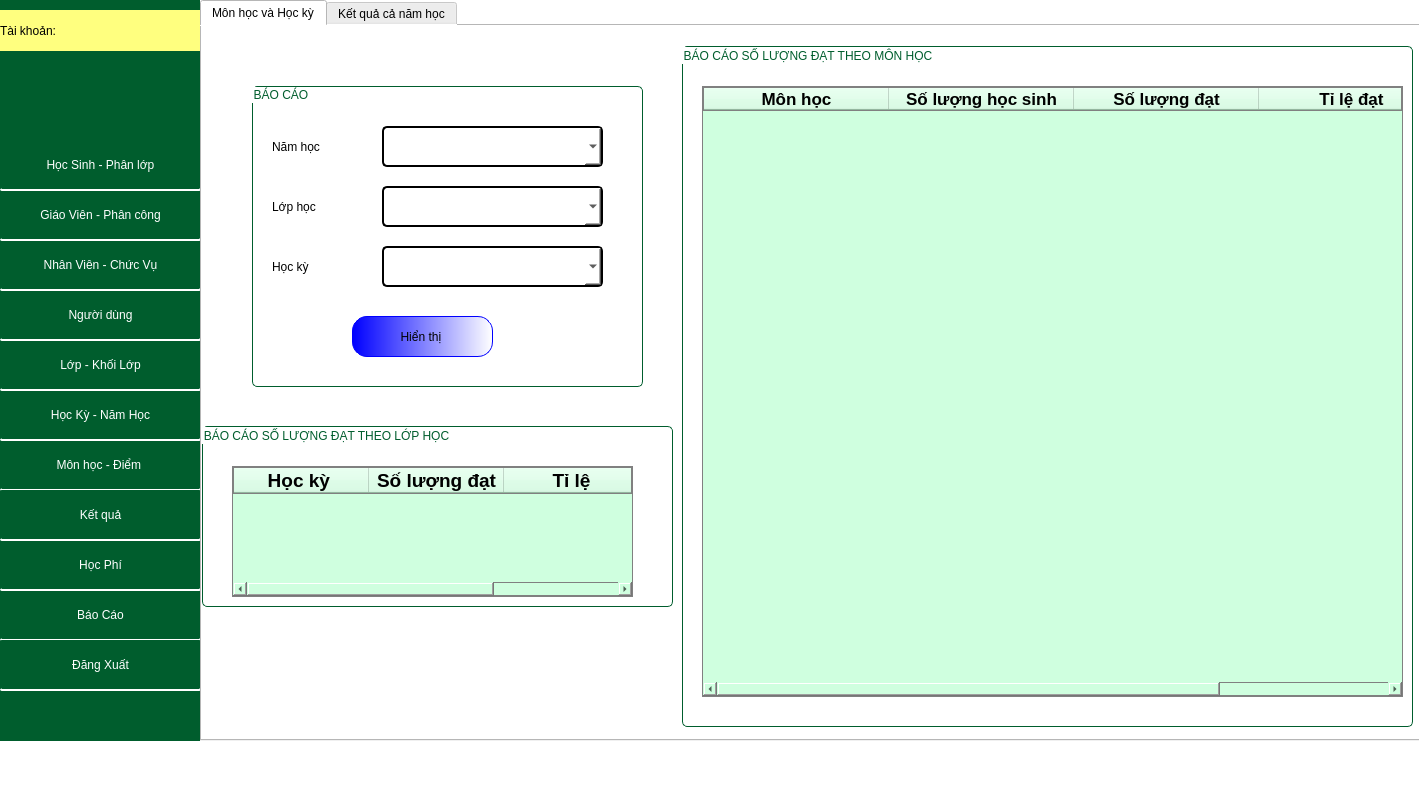
Before: the Qt Designer form GUI/TrangChu.ui in phuthuy44/Student--py, drawn with Qt 5.
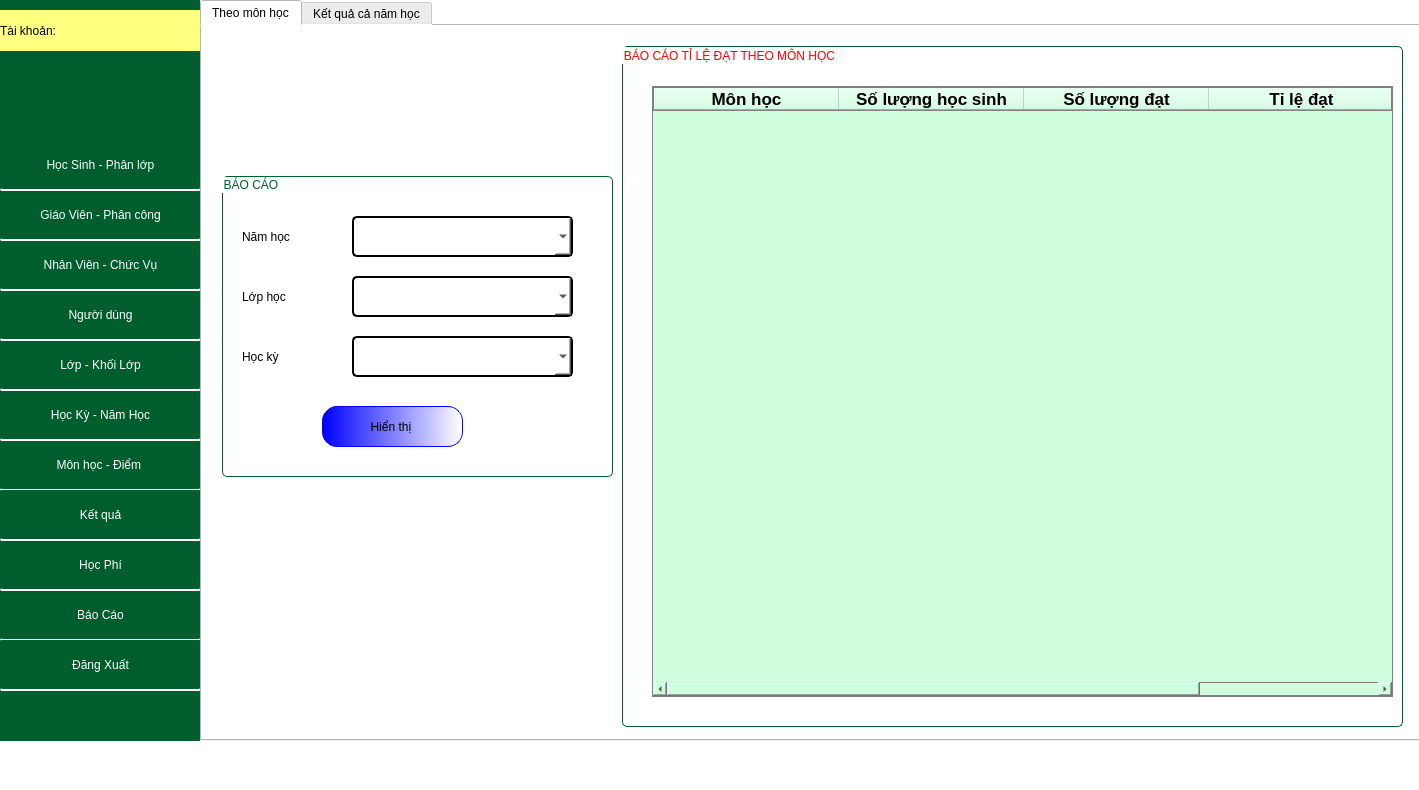
After: the same form once the commit is applied. The open tabs and pages were chosen to show the change.

Diff of the .ui file:
```diff
--- a/GUI/TrangChu.ui
+++ b/GUI/TrangChu.ui
@@ -11433,13 +11433,13 @@
       </property>
       <widget class="QWidget" name="tab_26">
        <attribute name="title">
-        <string>Môn học và Học kỳ</string>
+        <string>Theo môn học</string>
        </attribute>
        <widget class="QGroupBox" name="groupBox_18">
         <property name="geometry">
          <rect>
-          <x>50</x>
-          <y>60</y>
+          <x>20</x>
+          <y>150</y>
           <width>391</width>
           <height>301</height>
          </rect>
@@ -11589,9 +11589,9 @@
        <widget class="QGroupBox" name="groupBox_19">
         <property name="geometry">
          <rect>
-          <x>480</x>
+          <x>420</x>
           <y>20</y>
-          <width>731</width>
+          <width>781</width>
           <height>681</height>
          </rect>
         </property>
@@ -11600,19 +11600,19 @@
 border-radius: 5px;
 	font: 14pt &quot;Tahoma&quot;;
 border:0.5px solid rgb(0, 93, 45);
-color:rgb(0, 93, 45);
+color:rgb(255, 0, 0);
 }
 </string>
         </property>
         <property name="title">
-         <string>BÁO CÁO SỐ LƯỢNG ĐẠT THEO MÔN HỌC</string>
+         <string>BÁO CÁO TỈ LỆ ĐẠT THEO MÔN HỌC</string>
         </property>
         <widget class="QTableWidget" name="tableLH_MH">
          <property name="geometry">
           <rect>
-           <x>20</x>
+           <x>30</x>
            <y>40</y>
-           <width>701</width>
+           <width>741</width>
            <height>611</height>
           </rect>
          </property>
@@ -11692,96 +11692,6 @@
          </column>
         </widget>
        </widget>
-       <widget class="QGroupBox" name="groupBox_20">
-        <property name="geometry">
-         <rect>
-          <x>0</x>
-          <y>400</y>
-          <width>471</width>
-          <height>181</height>
-         </rect>
-        </property>
-        <property name="styleSheet">
-         <string notr="true">QGroupBox{
-border-radius: 5px;
-	font: 14pt &quot;Tahoma&quot;;
-border:0.5px solid rgb(0, 93, 45);
-color:rgb(0, 93, 45);
-}
-</string>
-        </property>
-        <property name="title">
-         <string>BÁO CÁO SỐ LƯỢNG ĐẠT THEO LỚP HỌC</string>
-        </property>
-        <widget class="QTableWidget" name="tableWidget_2">
-         <property name="geometry">
-          <rect>
-           <x>30</x>
-           <y>40</y>
-           <width>401</width>
-           <height>131</height>
-          </rect>
-         </property>
-         <property name="styleSheet">
-          <string notr="true">border: 1px solid gray;
-border- radius:2px;
-color: rgb(0, 0, 0);
-font: 75 14pt &quot;Tahoma&quot;;
-background-color: rgb(207, 255, 223);</string>
-         </property>
-         <attribute name="horizontalHeaderDefaultSectionSize">
-          <number>135</number>
-         </attribute>
-         <column>
-          <property name="text">
-           <string>Học kỳ </string>
-          </property>
-          <property name="font">
-           <font>
-            <family>Tahoma</family>
-            <pointsize>14</pointsize>
-            <weight>75</weight>
-            <bold>true</bold>
-           </font>
-          </property>
-          <property name="textAlignment">
-           <set>AlignCenter</set>
-          </property>
-         </column>
-         <column>
-          <property name="text">
-           <string>Số lượng đạt</string>
-          </property>
-          <property name="font">
-           <font>
-            <family>Tahoma</family>
-            <pointsize>14</pointsize>
-            <weight>75</weight>
-            <bold>true</bold>
-           </font>
-          </property>
-          <property name="textAlignment">
-           <set>AlignCenter</set>
-          </property>
-         </column>
-         <column>
-          <property name="text">
-           <string>Tỉ lệ</string>
-          </property>
-          <property name="font">
-           <font>
-            <family>Tahoma</family>
-            <pointsize>14</pointsize>
-            <weight>75</weight>
-            <bold>true</bold>
-           </font>
-          </property>
-          <property name="textAlignment">
-           <set>AlignCenter</set>
-          </property>
-         </column>
-        </widget>
-       </widget>
       </widget>
       <widget class="QWidget" name="tab_19">
        <attribute name="title">
```
Left out of the diff: 102 changed lines with no effect on the pictures.
